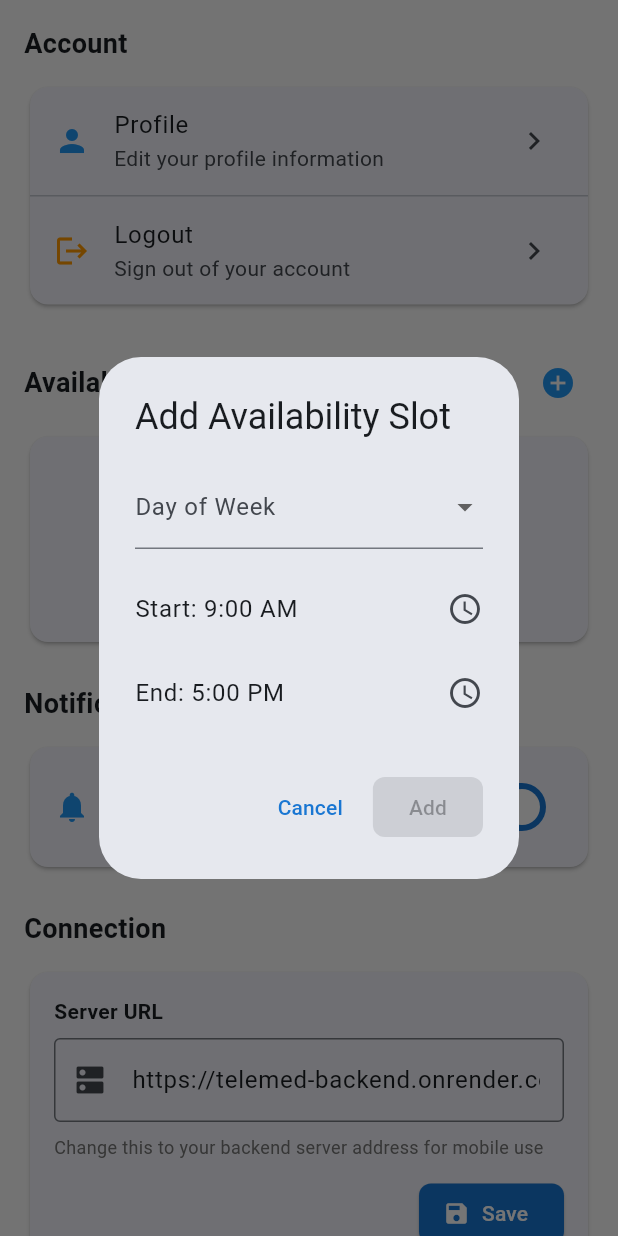
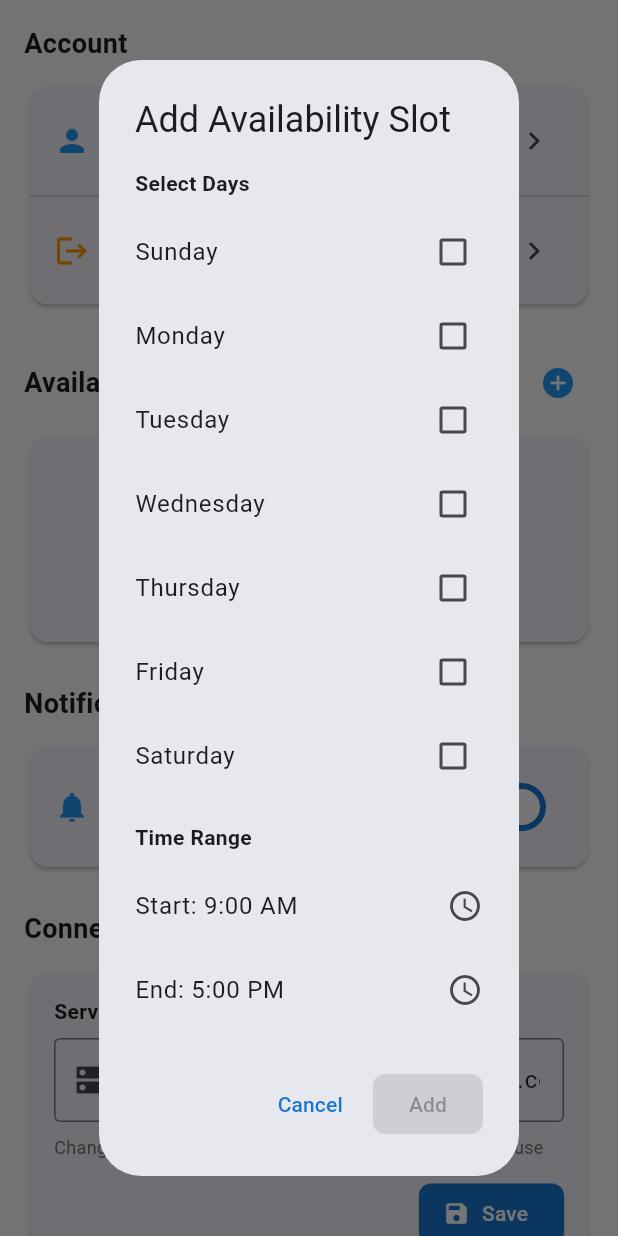
Before and after one commit to kalu-max/telemed, a Flutter app: the SettingsScreen widget shown alone on an empty page, opened directly with empty values, after a tap on the "add circle" icon, on a phone screen of 412 x 824 dp. Run offline on Flutter 3.47's test engine with Material 3 defaults, Android fonts, the phone set to English and light mode, and no system bars; our stand-ins replace audioplayers, connectivity_plus, dio, file_picker, flutter_local_notifications, hive and 5 more; missing offline and left inert: cryptography, flutter_webrtc, pointycastle, record; accounts and stored records are empty; network calls fail.

Commit message:
feat: enhance availability slot management to support multiple days selection

```diff
--- a/telemedicine_app/doctor_app/lib/settings_screen.dart
+++ b/telemedicine_app/doctor_app/lib/settings_screen.dart
@@ -46,7 +46,7 @@ class _SettingsScreenState extends State<SettingsScreen> {
   }
 
   Future<void> _addSlot() async {
-    int? dayOfWeek;
+    Set<int> selectedDays = {};
     TimeOfDay startTime = const TimeOfDay(hour: 9, minute: 0);
     TimeOfDay endTime = const TimeOfDay(hour: 17, minute: 0);
 
@@ -56,16 +56,38 @@ class _SettingsScreenState extends State<SettingsScreen> {
         return StatefulBuilder(builder: (ctx, setDialogState) {
           return AlertDialog(
             title: const Text('Add Availability Slot'),
-            content: Column(
+            content: SingleChildScrollView(
+              child: Column(
                 mainAxisSize: MainAxisSize.min,
+                crossAxisAlignment: CrossAxisAlignment.start,
                 children: [
-                DropdownButtonFormField<int>(
-                  decoration: const InputDecoration(labelText: 'Day of Week'),
-                  initialValue: dayOfWeek,
-                  items: List.generate(7, (i) => DropdownMenuItem(value: i, child: Text(_dayNames[i]))),
-                  onChanged: (v) => setDialogState(() => dayOfWeek = v),
+                  const Text(
+                    'Select Days',
+                    style: TextStyle(fontSize: 14, fontWeight: FontWeight.bold),
                   ),
-                const SizedBox(height: 12),
+                  const SizedBox(height: 8),
+                  ...List.generate(7, (i) {
+                    return CheckboxListTile(
+                      contentPadding: EdgeInsets.zero,
+                      title: Text(_dayNames[i]),
+                      value: selectedDays.contains(i),
+                      onChanged: (checked) {
+                        setDialogState(() {
+                          if (checked == true) {
+                            selectedDays.add(i);
+                          } else {
+                            selectedDays.remove(i);
+                          }
+                        });
+                      },
+                    );
+                  }),
+                  const SizedBox(height: 16),
+                  const Text(
+                    'Time Range',
+                    style: TextStyle(fontSize: 14, fontWeight: FontWeight.bold),
+                  ),
+                  const SizedBox(height: 8),
                   ListTile(
                     contentPadding: EdgeInsets.zero,
                     title: Text('Start: ${startTime.format(ctx)}'),
@@ -86,12 +108,13 @@ class _SettingsScreenState extends State<SettingsScreen> {
                   ),
                 ],
               ),
+            ),
             actions: [
               TextButton(onPressed: () => Navigator.pop(ctx), child: const Text('Cancel')),
               ElevatedButton(
-                onPressed: dayOfWeek != null ? () {
+                onPressed: selectedDays.isNotEmpty ? () {
                   Navigator.pop(ctx, {
-                    'dayOfWeek': dayOfWeek,
+                    'daysOfWeek': selectedDays.toList(),
                     'startTime': '${startTime.hour.toString().padLeft(2, '0')}:${startTime.minute.toString().padLeft(2, '0')}',
                     'endTime': '${endTime.hour.toString().padLeft(2, '0')}:${endTime.minute.toString().padLeft(2, '0')}',
                     'slotDurationMinutes': 30,
@@ -106,12 +129,27 @@ class _SettingsScreenState extends State<SettingsScreen> {
     );
 
     if (result != null) {
-      final newSlots = [..._availabilitySlots.map((s) => {
-        'dayOfWeek': s['dayOfWeek'],
+      final newSlots = [
+        ..._availabilitySlots.map((s) {
+          // Support both old single-day and new multi-day formats
+          if (s.containsKey('daysOfWeek')) {
+            return {
+              'daysOfWeek': s['daysOfWeek'],
               'startTime': s['startTime'],
               'endTime': s['endTime'],
               'slotDurationMinutes': s['slotDurationMinutes'] ?? 30,
-      }), result];
+            };
+          } else {
+            return {
+              'daysOfWeek': [s['dayOfWeek']],
+              'startTime': s['startTime'],
+              'endTime': s['endTime'],
+              'slotDurationMinutes': s['slotDurationMinutes'] ?? 30,
+            };
+          }
+        }),
+        result,
+      ];
 
       final doctorId = widget.api.currentUserId;
       if (doctorId == null) return;
@@ -128,11 +166,23 @@ class _SettingsScreenState extends State<SettingsScreen> {
   Future<void> _removeSlot(int index) async {
     final newSlots = _availabilitySlots.asMap().entries
         .where((e) => e.key != index)
-        .map((e) => {
-          'dayOfWeek': e.value['dayOfWeek'],
+        .map((e) {
+          // Support both old single-day and new multi-day formats
+          if (e.value.containsKey('daysOfWeek')) {
+            return {
+              'daysOfWeek': e.value['daysOfWeek'],
               'startTime': e.value['startTime'],
               'endTime': e.value['endTime'],
               'slotDurationMinutes': e.value['slotDurationMinutes'] ?? 30,
+            };
+          } else {
+            return {
+              'daysOfWeek': [e.value['dayOfWeek']],
+              'startTime': e.value['startTime'],
+              'endTime': e.value['endTime'],
+              'slotDurationMinutes': e.value['slotDurationMinutes'] ?? 30,
+            };
+          }
         })
         .toList();
 
@@ -286,11 +336,22 @@ class _SettingsScreenState extends State<SettingsScreen> {
                         children: _availabilitySlots.asMap().entries.map((entry) {
                           final i = entry.key;
                           final slot = entry.value;
-                          final dayIdx = slot['dayOfWeek'] is int ? slot['dayOfWeek'] as int : 0;
-                          final dayName = dayIdx >= 0 && dayIdx < 7 ? _dayNames[dayIdx] : 'Unknown';
+
+                          // Support both old single-day and new multi-day formats
+                          List<int> days = [];
+                          if (slot.containsKey('daysOfWeek')) {
+                            days = (slot['daysOfWeek'] as List?)?.cast<int>() ?? [];
+                          } else if (slot.containsKey('dayOfWeek')) {
+                            days = [slot['dayOfWeek'] as int];
+                          }
+
+                          final dayNames = days
+                              .map((d) => d >= 0 && d < 7 ? _dayNames[d] : 'Unknown')
+                              .join(', ');
+
                           return ListTile(
                             leading: const Icon(Icons.access_time, color: Colors.blue),
-                            title: Text(dayName),
+                            title: Text(dayNames.isNotEmpty ? dayNames : 'Unknown'),
                             subtitle: Text('${slot['startTime']} - ${slot['endTime']}'),
                             trailing: IconButton(
                               icon: const Icon(Icons.delete_outline, color: Colors.red),
```
Lines whose indentation alone changed are shown as unchanged.
